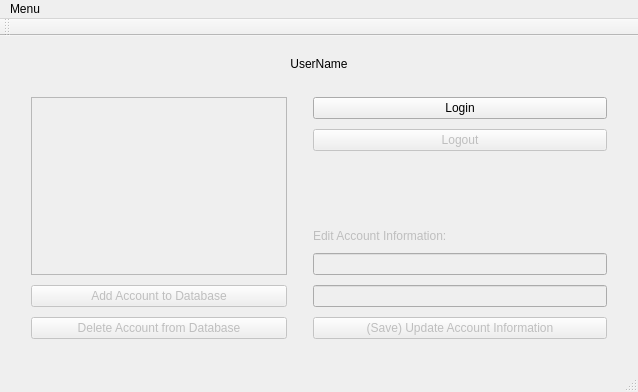
This is mainwindow.ui in JayhawkZombie/EECS-448-Final-Project as Qt 5 draws it before an edit. The edited form follows.
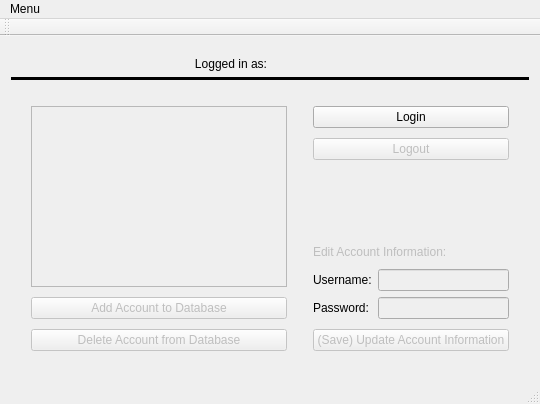
This is the edited form.

Commit message: minor style issues and bug fixes, still no encryption implemented

```diff
--- a/mainwindow.ui
+++ b/mainwindow.ui
@@ -9,8 +9,8 @@
    <rect>
     <x>0</x>
     <y>0</y>
-    <width>638</width>
-    <height>392</height>
+    <width>540</width>
+    <height>404</height>
    </rect>
   </property>
   <property name="windowTitle">
@@ -24,12 +24,39 @@
        <number>10</number>
       </property>
       <item>
+       <layout class="QHBoxLayout" name="horizontalLayout">
+        <item>
+         <widget class="QLabel" name="label_3">
+          <property name="text">
+           <string>Logged in as:</string>
+          </property>
+          <property name="alignment">
+           <set>Qt::AlignRight|Qt::AlignTrailing|Qt::AlignVCenter</set>
+          </property>
+         </widget>
+        </item>
+        <item>
        <widget class="QLabel" name="nameLabel">
         <property name="text">
-         <string>UserName</string>
+           <string/>
         </property>
         <property name="alignment">
-         <set>Qt::AlignHCenter|Qt::AlignTop</set>
+           <set>Qt::AlignLeading|Qt::AlignLeft|Qt::AlignVCenter</set>
+          </property>
+         </widget>
+        </item>
+       </layout>
+      </item>
+      <item>
+       <widget class="Line" name="line">
+        <property name="frameShadow">
+         <enum>QFrame::Plain</enum>
+        </property>
+        <property name="lineWidth">
+         <number>5</number>
+        </property>
+        <property name="orientation">
+         <enum>Qt::Horizontal</enum>
         </property>
        </widget>
       </item>
@@ -160,6 +187,25 @@
            </widget>
           </item>
           <item>
+           <layout class="QGridLayout" name="gridLayout">
+            <property name="leftMargin">
+             <number>0</number>
+            </property>
+            <item row="2" column="0">
+             <widget class="QLabel" name="label_2">
+              <property name="text">
+               <string>Password:</string>
+              </property>
+             </widget>
+            </item>
+            <item row="1" column="0">
+             <widget class="QLabel" name="label">
+              <property name="text">
+               <string>Username:</string>
+              </property>
+             </widget>
+            </item>
+            <item row="1" column="1">
            <widget class="QLineEdit" name="accountEdit">
             <property name="enabled">
              <bool>false</bool>
@@ -169,7 +215,7 @@
             </property>
            </widget>
           </item>
-          <item>
+            <item row="2" column="1">
            <widget class="QLineEdit" name="passEdit">
             <property name="enabled">
              <bool>false</bool>
@@ -179,6 +225,8 @@
             </property>
            </widget>
           </item>
+           </layout>
+          </item>
           <item>
            <widget class="QPushButton" name="saveButton">
             <property name="enabled">
@@ -202,7 +250,7 @@
     <rect>
      <x>0</x>
      <y>0</y>
-     <width>638</width>
+     <width>540</width>
      <height>21</height>
     </rect>
    </property>
```
Lines whose indentation alone changed are shown as unchanged. The commit also changes 1 other file.
